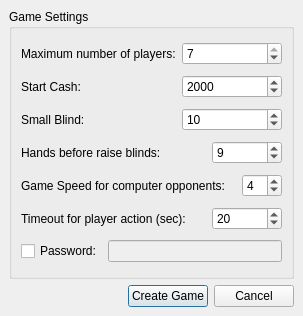
Old version of the form src/gui/qt/createinternetgamedialog.ui in the repository pokerth/pokerth.
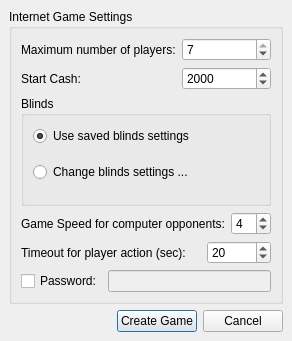
New version of the form.

Commit message: add changecompleteblindsdialog for start-dialogs to change new blinds-settings

Patch:
```diff
--- a/src/gui/qt/createinternetgamedialog.ui
+++ b/src/gui/qt/createinternetgamedialog.ui
@@ -5,12 +5,12 @@
    <rect>
     <x>0</x>
     <y>0</y>
-    <width>303</width>
-    <height>316</height>
+    <width>277</width>
+    <height>341</height>
    </rect>
   </property>
   <property name="windowTitle" >
-   <string>Create Game</string>
+   <string>Create Internet Game</string>
   </property>
   <layout class="QGridLayout" >
    <property name="leftMargin" >
@@ -34,68 +34,13 @@
    <item row="0" column="0" >
     <widget class="QGroupBox" name="groupBox" >
      <property name="title" >
-      <string>Game Settings</string>
+      <string>Internet Game Settings</string>
      </property>
      <layout class="QGridLayout" >
-      <property name="leftMargin" >
-       <number>9</number>
-      </property>
-      <property name="topMargin" >
-       <number>9</number>
-      </property>
-      <property name="rightMargin" >
-       <number>9</number>
-      </property>
-      <property name="bottomMargin" >
-       <number>9</number>
-      </property>
-      <property name="horizontalSpacing" >
-       <number>6</number>
-      </property>
-      <property name="verticalSpacing" >
-       <number>6</number>
-      </property>
-      <item row="4" column="0" colspan="3" >
-       <widget class="QLabel" name="label_5" >
+      <item row="0" column="0" >
+       <widget class="QLabel" name="label" >
         <property name="text" >
-         <string>Game Speed for computer opponents:</string>
-        </property>
-       </widget>
-      </item>
-      <item row="3" column="2" colspan="2" >
-       <widget class="QSpinBox" name="spinBox_handsBeforeRaiseSmallBlind" >
-        <property name="minimum" >
-         <number>1</number>
-        </property>
-        <property name="value" >
-         <number>9</number>
-        </property>
-       </widget>
-      </item>
-      <item row="3" column="0" colspan="2" >
-       <widget class="QLabel" name="label_4" >
-        <property name="text" >
-         <string>Hands before raise blinds:</string>
-        </property>
-       </widget>
-      </item>
-      <item row="5" column="0" colspan="2" >
-       <widget class="QLabel" name="label_6" >
-        <property name="text" >
-         <string>Timeout for player action (sec):</string>
-        </property>
-       </widget>
-      </item>
-      <item row="5" column="2" colspan="2" >
-       <widget class="QSpinBox" name="spinBox_netTimeOutPlayerAction" >
-        <property name="minimum" >
-         <number>5</number>
-        </property>
-        <property name="maximum" >
-         <number>60</number>
-        </property>
-        <property name="value" >
-         <number>20</number>
+         <string>Maximum number of players:</string>
         </property>
        </widget>
       </item>
@@ -112,6 +57,13 @@
         </property>
        </widget>
       </item>
+      <item row="1" column="0" >
+       <widget class="QLabel" name="label_2" >
+        <property name="text" >
+         <string>Start Cash:</string>
+        </property>
+       </widget>
+      </item>
       <item row="1" column="1" colspan="3" >
        <widget class="QSpinBox" name="spinBox_startCash" >
         <property name="minimum" >
@@ -125,41 +77,43 @@
         </property>
        </widget>
       </item>
-      <item row="0" column="0" >
-       <widget class="QLabel" name="label" >
-        <property name="text" >
-         <string>Maximum number of players:</string>
+      <item row="2" column="0" colspan="4" >
+       <widget class="QGroupBox" name="groupBox_2" >
+        <property name="title" >
+         <string>Blinds</string>
         </property>
+        <layout class="QGridLayout" >
+         <property name="topMargin" >
+          <number>0</number>
+         </property>
+         <item row="0" column="0" >
+          <widget class="QRadioButton" name="radioButton_useSavedBlindsSettings" >
+           <property name="text" >
+            <string>Use saved blinds settings</string>
+           </property>
+           <property name="checked" >
+            <bool>true</bool>
+           </property>
+          </widget>
+         </item>
+         <item row="1" column="0" >
+          <widget class="QRadioButton" name="radioButton_changeBlindsSettings" >
+           <property name="text" >
+            <string>Change blinds settings ...</string>
+           </property>
+          </widget>
+         </item>
+        </layout>
        </widget>
       </item>
-      <item row="1" column="0" >
-       <widget class="QLabel" name="label_2" >
+      <item row="3" column="0" colspan="3" >
+       <widget class="QLabel" name="label_5" >
         <property name="text" >
-         <string>Start Cash:</string>
+         <string>Game Speed for computer opponents:</string>
         </property>
        </widget>
       </item>
-      <item row="2" column="0" >
-       <widget class="QLabel" name="label_3" >
-        <property name="text" >
-         <string>Small Blind:</string>
-        </property>
-       </widget>
-      </item>
-      <item row="2" column="1" colspan="3" >
-       <widget class="QSpinBox" name="spinBox_smallBlind" >
-        <property name="minimum" >
-         <number>5</number>
-        </property>
-        <property name="maximum" >
-         <number>500</number>
-        </property>
-        <property name="value" >
-         <number>10</number>
-        </property>
-       </widget>
-      </item>
-      <item row="4" column="3" >
+      <item row="3" column="3" >
        <widget class="QSpinBox" name="spinBox_gameSpeed" >
         <property name="minimum" >
          <number>1</number>
@@ -172,7 +126,27 @@
         </property>
        </widget>
       </item>
-      <item row="6" column="0" colspan="4" >
+      <item row="4" column="0" colspan="2" >
+       <widget class="QLabel" name="label_6" >
+        <property name="text" >
+         <string>Timeout for player action (sec):</string>
+        </property>
+       </widget>
+      </item>
+      <item row="4" column="2" colspan="2" >
+       <widget class="QSpinBox" name="spinBox_netTimeOutPlayerAction" >
+        <property name="minimum" >
+         <number>5</number>
+        </property>
+        <property name="maximum" >
+         <number>60</number>
+        </property>
+        <property name="value" >
+         <number>20</number>
+        </property>
+       </widget>
+      </item>
+      <item row="5" column="0" colspan="4" >
        <layout class="QHBoxLayout" >
         <property name="spacing" >
          <number>6</number>
```
Left out of the diff: 2 changed lines with no effect on the pictures. The commit also changes 15 other files.
